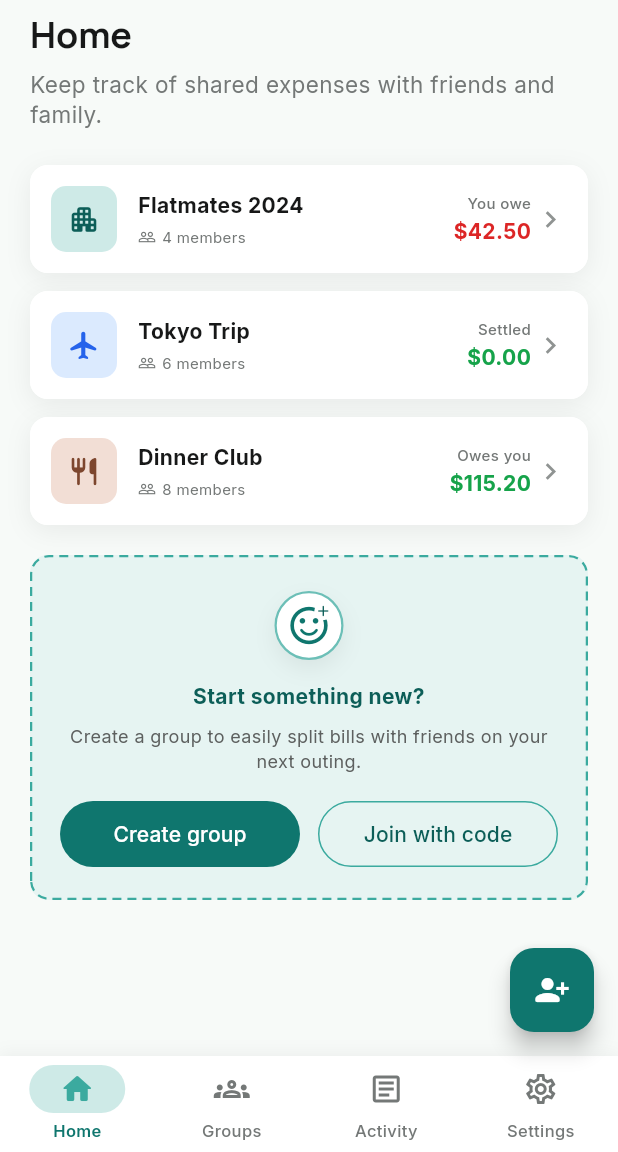
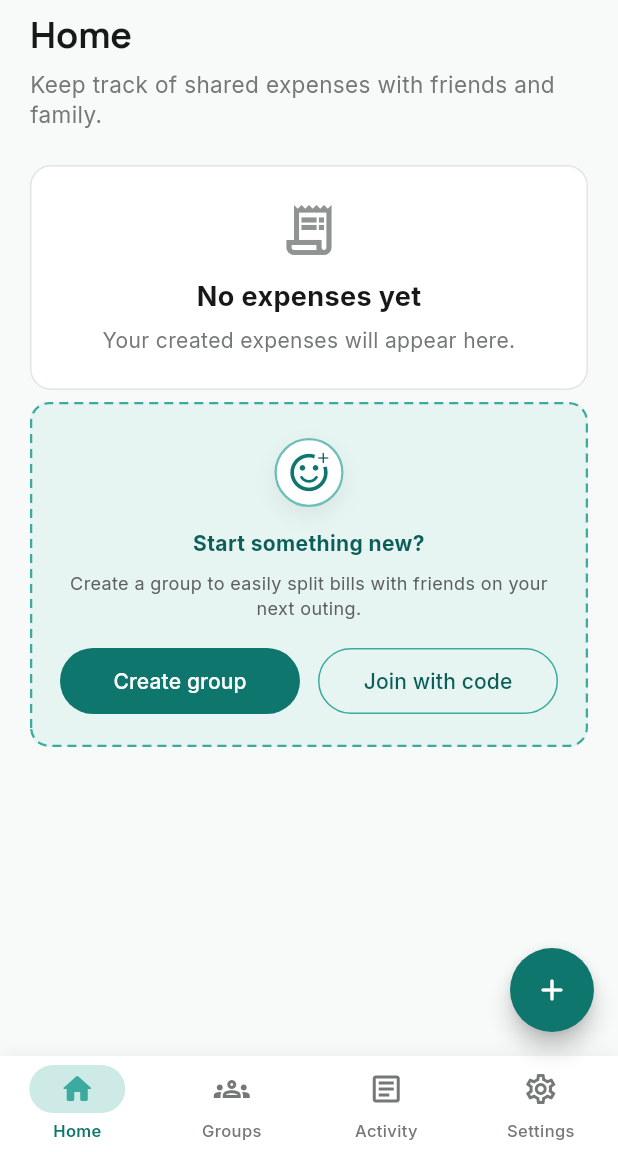
Before and after one commit to bakemonostan/splitspend, a Flutter app: the MainShell screen opened directly, on a phone screen of 412 x 824 dp, the part 84-1236 px from its top. Run offline on Flutter 3.47's test engine with Material 3 defaults, Android fonts, the phone set to English and light mode, and no system bars; our stand-ins replace dio, dots_indicator, fluttertoast, google_fonts, image_picker, supabase_flutter; accounts and stored records are empty.

Commit message:
Add expense management features including CreateExpenseScreen and ExpensesRepository. Update MainShell to navigate to the new expense creation screen and implement expense fetching in HomeScreen. Introduce ExpenseItem model for managing expense data.

```diff
--- a/lib/src/app/main_shell.dart
+++ b/lib/src/app/main_shell.dart
@@ -1,4 +1,5 @@
 import 'package:flutter/material.dart';
+import 'package:split_spend/src/features/expenses/screens/create_expense_screen.dart';
 import 'package:split_spend/src/features/activity/activity_screen.dart';
 import 'package:split_spend/src/features/groups/screens/create_group_screen.dart';
 import 'package:split_spend/src/features/groups/screens/groups_screen.dart';
@@ -38,6 +39,15 @@ class _MainShellState extends State<MainShell> {
     }
   }
 
+  Future<void> _openCreateExpense() async {
+    final created = await Navigator.of(context).push<bool>(
+      MaterialPageRoute(builder: (_) => const CreateExpenseScreen()),
+    );
+    if (created == true && mounted) {
+      setState(() {});
+    }
+  }
+
   @override
   Widget build(BuildContext context) {
     return Scaffold(
@@ -70,10 +80,15 @@ class _MainShellState extends State<MainShell> {
       ),
       floatingActionButton: _index == 0 || _index == 1
           ? FloatingActionButton(
-              onPressed: _openCreateGroup,
+              onPressed: _index == 0 ? _openCreateExpense : _openCreateGroup,
               backgroundColor: AppPalette.primary500,
               foregroundColor: Colors.white,
-              child: const Icon(Icons.person_add_alt_1_rounded),
+              shape: const CircleBorder(),
+              child: Icon(
+                _index == 0
+                    ? Icons.add_rounded
+                    : Icons.person_add_alt_1_rounded,
+              ),
             )
           : null,
       bottomNavigationBar: DecoratedBox(
--- /dev/null
+++ b/lib/src/features/expenses/models/expense_item.dart
@@ -0,0 +1,23 @@
+class ExpenseItem {
+  const ExpenseItem({
+    required this.id,
+    required this.groupId,
+    required this.groupName,
+    required this.amount,
+    required this.currency,
+    required this.category,
+    required this.spentAt,
+    this.note,
+  });
+
+  final String id;
+  final String groupId;
+  final String groupName;
+  final double amount;
+  final String currency;
+  final String category;
+  final DateTime spentAt;
+  final String? note;
+
+  String get title => note?.trim().isNotEmpty == true ? note!.trim() : category;
+}
--- a/lib/src/features/home/screens/home_screen.dart
+++ b/lib/src/features/home/screens/home_screen.dart
@@ -1,61 +1,68 @@
 import 'package:flutter/material.dart';
 import 'package:split_spend/src/core/ui/app_toast.dart';
+import 'package:split_spend/src/features/expenses/data/expenses_repository.dart';
+import 'package:split_spend/src/features/expenses/models/expense_item.dart';
 import 'package:split_spend/src/features/groups/screens/create_group_screen.dart';
 import 'package:split_spend/src/features/groups/screens/join_group_screen.dart';
 import 'package:split_spend/src/features/groups/widgets/start_something_new_card.dart';
-import 'package:split_spend/src/features/home/models/group_summary.dart';
-import 'package:split_spend/src/features/home/widgets/group_summary_card.dart';
 import 'package:split_spend/src/features/home/widgets/home_header.dart';
 import 'package:split_spend/src/theme/theme.dart';
+import 'package:supabase_flutter/supabase_flutter.dart';
 
-class HomeScreen extends StatelessWidget {
+class HomeScreen extends StatefulWidget {
   const HomeScreen({super.key, this.groupsRefreshSignal});
 
   /// When create/join succeeds from Home, bump so the Groups tab reloads.
   final ValueNotifier<int>? groupsRefreshSignal;
 
-  static final List<GroupSummary> _demoGroups = [
-    GroupSummary(
-      name: 'Flatmates 2024',
-      memberCount: 4,
-      statusLabel: 'You owe',
-      amountLabel: r'$42.50',
-      amountColor: const Color(0xFFDC2626),
-      icon: Icons.apartment_rounded,
-      iconColor: AppPalette.primary600,
-      iconTileBackground: AppPalette.primary100,
-      category: 'home',
-    ),
-    GroupSummary(
-      name: 'Tokyo Trip',
-      memberCount: 6,
-      statusLabel: 'Settled',
-      amountLabel: r'$0.00',
-      amountColor: const Color(0xFF16A34A),
-      icon: Icons.flight_rounded,
-      iconColor: const Color(0xFF2563EB),
-      iconTileBackground: const Color(0xFFDBEAFE),
-      category: 'trip',
-    ),
-    GroupSummary(
-      name: 'Dinner Club',
-      memberCount: 8,
-      statusLabel: 'Owes you',
-      amountLabel: r'$115.20',
-      amountColor: const Color(0xFF16A34A),
-      icon: Icons.restaurant_rounded,
-      iconColor: AppPalette.tertiary600,
-      iconTileBackground: AppPalette.tertiary100,
-      category: 'event',
-    ),
-  ];
+  @override
+  State<HomeScreen> createState() => _HomeScreenState();
+}
+
+class _HomeScreenState extends State<HomeScreen> {
+  late final ExpensesRepository _repo;
+  List<ExpenseItem>? _expenses;
+  Object? _loadError;
+
+  @override
+  void initState() {
+    super.initState();
+    _repo = ExpensesRepository(Supabase.instance.client);
+    widget.groupsRefreshSignal?.addListener(_onRefreshSignal);
+    _load();
+  }
+
+  @override
+  void dispose() {
+    widget.groupsRefreshSignal?.removeListener(_onRefreshSignal);
+    super.dispose();
+  }
+
+  void _onRefreshSignal() => _load();
+
+  Future<void> _load() async {
+    setState(() {
+      _expenses = null;
+      _loadError = null;
+    });
+    try {
+      final list = await _repo.fetchMyExpenses();
+      if (mounted) {
+        setState(() => _expenses = list);
+      }
+    } catch (e) {
+      if (mounted) {
+        setState(() => _loadError = e);
+      }
+    }
+  }
 
   Future<void> _openCreate(BuildContext context) async {
     final ok = await Navigator.of(context).push<bool>(
       MaterialPageRoute(builder: (_) => const CreateGroupScreen()),
     );
     if (ok == true) {
-      groupsRefreshSignal?.value++;
+      widget.groupsRefreshSignal?.value++;
     }
   }
 
@@ -64,7 +71,7 @@ class HomeScreen extends StatelessWidget {
       MaterialPageRoute(builder: (_) => const JoinGroupScreen()),
     );
     if (ok == true) {
-      groupsRefreshSignal?.value++;
+      widget.groupsRefreshSignal?.value++;
       await AppToast.success('Joined group');
     }
   }
@@ -75,7 +82,11 @@ class HomeScreen extends StatelessWidget {
       color: AppColors.background,
       child: SafeArea(
         bottom: false,
-        child: CustomScrollView(
+        child: RefreshIndicator(
+          onRefresh: _load,
+          color: AppPalette.primary500,
+          child: CustomScrollView(
+            physics: const AlwaysScrollableScrollPhysics(),
           slivers: [
             SliverPadding(
               padding: const EdgeInsets.fromLTRB(20, 8, 20, 0),
@@ -83,12 +94,7 @@ class HomeScreen extends StatelessWidget {
                 delegate: SliverChildListDelegate([
                   const HomeHeader(),
                   const SizedBox(height: 24),
-                  ..._demoGroups.map(
-                    (g) => Padding(
-                      padding: const EdgeInsets.only(bottom: 12),
-                      child: GroupSummaryCard(summary: g, onTap: () {}),
-                    ),
-                  ),
+                  _buildBody(context),
                   const SizedBox(height: 8),
                   StartSomethingNewCard(
                     onCreateGroup: () => _openCreate(context),
@@ -99,6 +105,161 @@ class HomeScreen extends StatelessWidget {
               ),
             ),
           ],
+          ),
+        ),
+      ),
+    );
+  }
+
+  Widget _buildBody(BuildContext context) {
+    if (_loadError != null) {
+      return Column(
+        crossAxisAlignment: CrossAxisAlignment.stretch,
+        children: [
+          Text(
+            'Could not load expenses',
+            style: TextStyle(color: AppPalette.neutral700),
+          ),
+          const SizedBox(height: 8),
+          TextButton(onPressed: _load, child: const Text('Retry')),
+        ],
+      );
+    }
+    if (_expenses == null) {
+      return const Padding(
+        padding: EdgeInsets.symmetric(vertical: 36),
+        child: Center(child: CircularProgressIndicator()),
+      );
+    }
+    final expenses = _expenses!;
+    if (expenses.isEmpty) {
+      return Container(
+        padding: const EdgeInsets.fromLTRB(18, 22, 18, 22),
+        decoration: BoxDecoration(
+          color: Colors.white,
+          borderRadius: BorderRadius.circular(14),
+          border: Border.all(color: AppPalette.neutral100),
+        ),
+        child: Column(
+          crossAxisAlignment: CrossAxisAlignment.center,
+          children: [
+            Icon(
+              Icons.receipt_long_outlined,
+              size: 40,
+              color: AppPalette.neutral400,
+            ),
+            const SizedBox(height: 12),
+            const Text(
+              'No expenses yet',
+              style: TextStyle(
+                fontSize: 18,
+                fontWeight: FontWeight.w700,
+                color: AppPalette.neutral900,
+              ),
+            ),
+            const SizedBox(height: 6),
+            Text(
+              'Your created expenses will appear here.',
+              textAlign: TextAlign.center,
+              style: TextStyle(color: AppPalette.neutral500, fontSize: 14),
+            ),
+          ],
+        ),
+      );
+    }
+
+    return Column(
+      children: expenses
+          .map(
+            (e) => Padding(
+              padding: const EdgeInsets.only(bottom: 12),
+              child: _ExpenseRow(expense: e),
+            ),
+          )
+          .toList(),
+    );
+  }
+}
+
+class _ExpenseRow extends StatelessWidget {
+  const _ExpenseRow({required this.expense});
+
+  final ExpenseItem expense;
+
+  @override
+  Widget build(BuildContext context) {
+    final amount = expense.amount.toStringAsFixed(2);
+    final date = '${expense.spentAt.day.toString().padLeft(2, '0')}/'
+        '${expense.spentAt.month.toString().padLeft(2, '0')}/'
+        '${expense.spentAt.year}';
+
+    return DecoratedBox(
+      decoration: BoxDecoration(
+        color: Colors.white,
+        borderRadius: BorderRadius.circular(12),
+        boxShadow: [
+          BoxShadow(
+            color: AppPalette.neutral900.withValues(alpha: 0.06),
+            blurRadius: 12,
+            offset: const Offset(0, 4),
+          ),
+        ],
+      ),
+      child: Padding(
+        padding: const EdgeInsets.symmetric(horizontal: 14, vertical: 12),
+        child: Row(
+          children: [
+            Container(
+              height: 40,
+              width: 40,
+              decoration: BoxDecoration(
+                color: AppPalette.primary50,
+                borderRadius: BorderRadius.circular(10),
+              ),
+              child: Icon(
+                Icons.receipt_long_rounded,
+                color: AppPalette.primary600,
+                size: 22,
+              ),
+            ),
+            const SizedBox(width: 12),
+            Expanded(
+              child: Column(
+                crossAxisAlignment: CrossAxisAlignment.start,
+                children: [
+                  Text(
+                    expense.title,
+                    maxLines: 1,
+                    overflow: TextOverflow.ellipsis,
+                    style: const TextStyle(
+                      fontWeight: FontWeight.w700,
+                      fontSize: 16,
+                      color: AppPalette.neutral900,
+                    ),
+                  ),
+                  const SizedBox(height: 4),
+                  Text(
+                    '${expense.groupName} • ${expense.category} • $date',
+                    maxLines: 1,
+                    overflow: TextOverflow.ellipsis,
+                    style: TextStyle(
+                      fontSize: 12,
+                      color: AppPalette.neutral500,
+                    ),
+                  ),
+                ],
+              ),
+            ),
+            const SizedBox(width: 10),
+            Text(
+              '\$ $amount',
+              style: const TextStyle(
+                fontSize: 16,
+                fontWeight: FontWeight.w800,
+                color: AppPalette.primary600,
+              ),
+            ),
+          ],
         ),
       ),
     );
```
Also changed, not shown: lib/src/features/expenses/data/expenses_repository.dart (added, +86 -0 lines), lib/src/features/expenses/screens/create_expense_screen.dart (added, +333 -0 lines).
